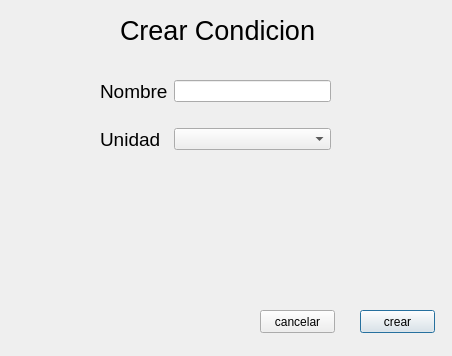
This is gui_solicitudes_crear_crearcondicion.ui in Jose-Cisneros/MoliTec as Qt 5 draws it before an edit. The edited form follows.
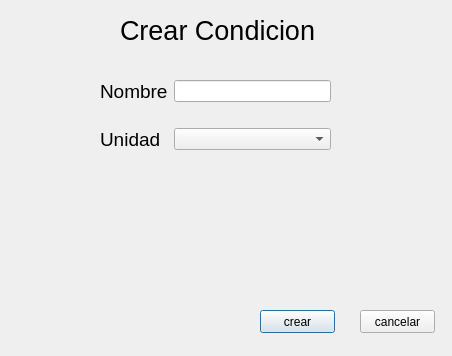
This is the edited form.

```diff
--- a/gui_solicitudes_crear_crearcondicion.ui
+++ b/gui_solicitudes_crear_crearcondicion.ui
@@ -82,7 +82,7 @@
   <widget class="QPushButton" name="pushButton">
    <property name="geometry">
     <rect>
-     <x>360</x>
+     <x>260</x>
      <y>310</y>
      <width>75</width>
      <height>23</height>
@@ -95,7 +95,7 @@
   <widget class="QPushButton" name="pushButton_2">
    <property name="geometry">
     <rect>
-     <x>260</x>
+     <x>360</x>
      <y>310</y>
      <width>75</width>
      <height>23</height>
```
